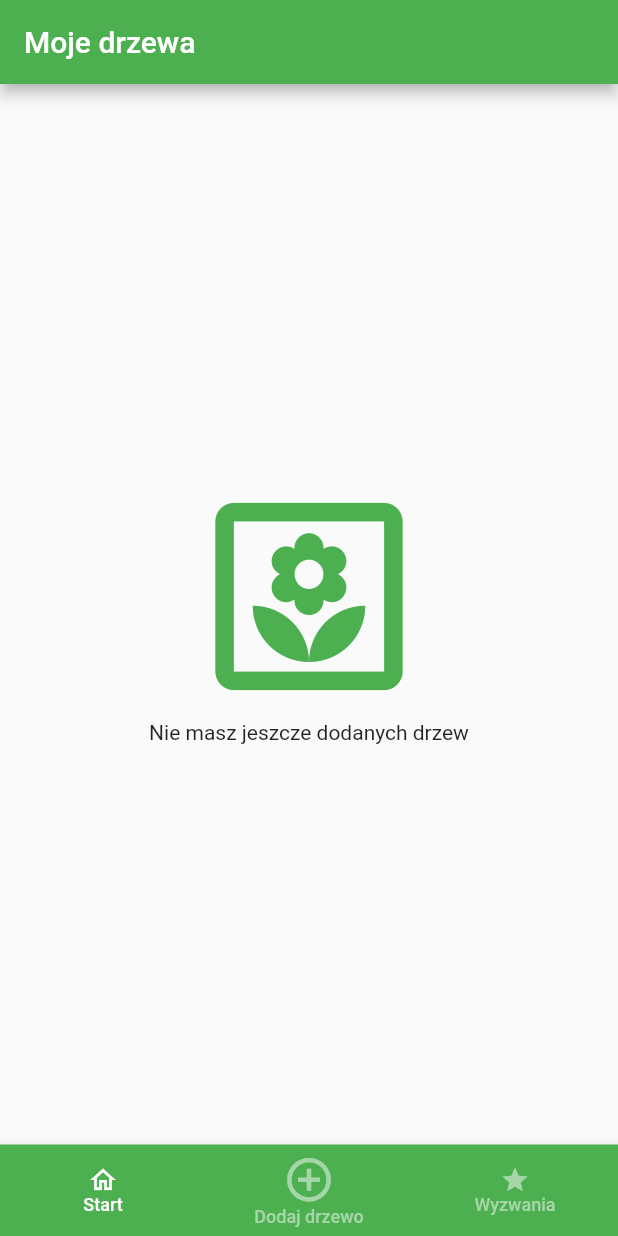
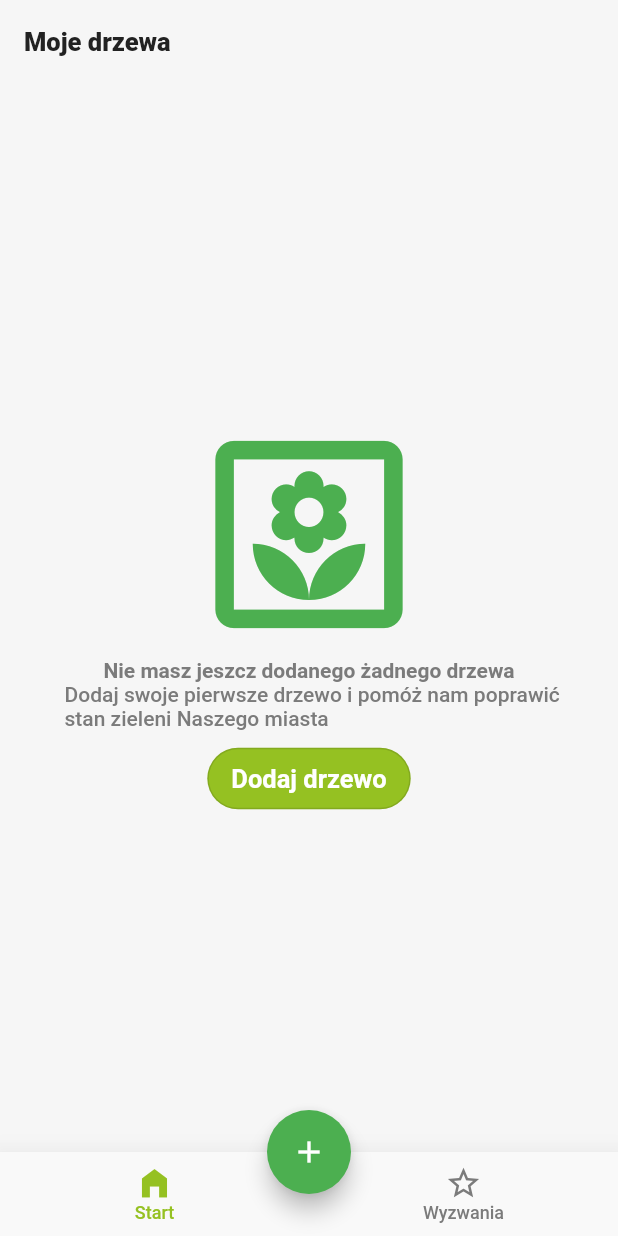
Before and after one commit to ZieloneGliwice/zielone_gliwice_mobile, a Flutter app: the screen it shows after launch, on a phone screen of 412 x 824 dp. Run offline on Flutter 3.47's test engine with Material 2 defaults, Android fonts, the light colour scheme and no system bars; our stand-ins replace get, image_picker; missing offline and left inert: crop_image, dart:ffi; Roboto replaces fonts that are missing (Poppins).

Commit message:
Another draft

```diff
--- a/lib/challenges/challenges_page.dart
+++ b/lib/challenges/challenges_page.dart
@@ -1,4 +1,5 @@
 import 'package:flutter/material.dart';
+import 'package:zielone_gliwice_mobile/ui/styles.dart';
 
 class ChallengesPage extends StatelessWidget {
   const ChallengesPage({super.key});
@@ -10,7 +11,11 @@ class ChallengesPage extends StatelessWidget {
     return Scaffold(
       appBar: AppBar(
         title: const Text('Wyzwania'),
+        titleTextStyle: ApplicationTextStyles.appBarTitleTextStyle,
+        backgroundColor: ApplicationColors.background,
+        elevation: 0.0,
       ),
+      backgroundColor: ApplicationColors.background,
       body: Center(
         child: Column(
           mainAxisSize: MainAxisSize.min,
--- a/lib/landing/landing_page.dart
+++ b/lib/landing/landing_page.dart
@@ -5,56 +5,55 @@ import '../add_tree/add_tree_page.dart';
 import '../camera/camera_page.dart';
 import '../challenges/challenges_page.dart';
 import '../start/start_page.dart';
+import '../ui/styles.dart';
 
 class LandingPage extends GetView<LandingPageController> {
   LandingPage({super.key});
 
   static const String path = '/landing_page';
 
-  final TextStyle unselectedLabelStyle = TextStyle(
-      color: Colors.green.shade200,
+  final TextStyle unselectedLabelStyle = const TextStyle(
+      color: ApplicationColors.gray,
       fontWeight: FontWeight.w500,
       fontSize: 12);
 
-  final TextStyle selectedLabelStyle = const TextStyle(color: Color(0xFF95C122), fontWeight: FontWeight.w500, fontSize: 12);
+  final TextStyle selectedLabelStyle = const TextStyle(color: ApplicationColors.green, fontWeight: FontWeight.w500, fontSize: 12);
+
+  final double iconSize = 25;
 
   Widget _buildBottomNavigationMenu(BuildContext context) {
     return Obx(() => BottomNavigationBar(
+      elevation: 16.0,
       type: BottomNavigationBarType.fixed,
       showUnselectedLabels: true,
       showSelectedLabels: true,
       onTap: controller.changeTabIndex,
       currentIndex: controller.tabIndex.value,
-      backgroundColor: Colors.green,
-      unselectedItemColor: Colors.green.shade200,
-      selectedItemColor: Colors.white,
+      backgroundColor: const Color(0xFFF9F9F9),
+      unselectedItemColor: ApplicationColors.gray,
+      selectedItemColor: ApplicationColors.green,
       unselectedLabelStyle: unselectedLabelStyle,
       selectedLabelStyle: selectedLabelStyle,
       items: <BottomNavigationBarItem>[
         BottomNavigationBarItem(
-          icon: Container(
-            child: const Icon(
-              Icons.home_outlined,
-              size: 20.0,
-            ),
+          icon: Icon(
+            Icons.home_outlined,
+            size: iconSize,
+          ),
+          activeIcon: Icon(
+            Icons.home_filled,
+            size: iconSize,
           ),
           label: 'Start',
         ),
         BottomNavigationBarItem(
-          icon: Container(
-            child: const Icon(
-              Icons.add_circle_outline,
-              size: 35.0,
-            ),
+          icon: Icon(
+            Icons.star_border,
+            size: iconSize,
           ),
-          label: 'Dodaj drzewo',
-        ),
-        BottomNavigationBarItem(
-          icon: Container(
-            child: const Icon(
-              Icons.star,
-              size: 20.0,
-            ),
+          activeIcon: Icon(
+            Icons.star,
+            size: iconSize,
           ),
           label: 'Wyzwania',
         ),
@@ -66,14 +65,19 @@ class LandingPage extends GetView<LandingPageController> {
   Widget build(BuildContext context) {
     return Scaffold(
       bottomNavigationBar: _buildBottomNavigationMenu(context),
+      floatingActionButton: FloatingActionButton(
+        child: const Icon(Icons.add),
+        onPressed: () => Get.toNamed(CameraPage.path),
+      ),
+      floatingActionButtonLocation: FloatingActionButtonLocation.centerDocked,
       body: Obx(() => IndexedStack(
         index: controller.tabIndex.value,
         children: const <Widget>[
           StartPage(),
-          CameraPage(),
           ChallengesPage(),
         ],
-      )),
+      )
+      ),
     );
   }
 }
--- a/lib/main.dart
+++ b/lib/main.dart
@@ -8,6 +8,7 @@ import 'challenges/challenges_page.dart';
 import 'landing/landing_page.dart';
 import 'landing/landing_page_binding.dart';
 import 'start/start_page.dart';
+import 'ui/styles.dart';
 
 void main() {
   runApp(const MyApp());
@@ -23,7 +24,7 @@ class MyApp extends StatelessWidget {
       title: 'Zielone Gliwice',
       theme: ThemeData(
         primarySwatch: Colors.green,
-
+        backgroundColor: ApplicationColors.background
       ),
       getPages: [
         GetPage(name: LandingPage.path, page: () => LandingPage(), binding: LandingPageBind()),
--- a/lib/start/start_page.dart
+++ b/lib/start/start_page.dart
@@ -1,4 +1,8 @@
 import 'package:flutter/material.dart';
+import 'package:get/get.dart';
+
+import '../camera/camera_page.dart';
+import '../ui/styles.dart';
 
 class StartPage extends StatelessWidget {
   const StartPage({super.key});
@@ -10,18 +14,30 @@ class StartPage extends StatelessWidget {
     return Scaffold(
       appBar: AppBar(
         title: const Text('Moje drzewa'),
+        titleTextStyle: ApplicationTextStyles.appBarTitleTextStyle,
+        backgroundColor: ApplicationColors.background,
+        elevation: 0.0,
       ),
+      backgroundColor: ApplicationColors.background,
       body: Center(
         child: Column(
           mainAxisSize: MainAxisSize.min,
-          children: const <Widget>[
-            Icon(
+          children: <Widget>[
+            const Icon(
                 Icons.yard_outlined,
                 color: Colors.green,
                 size: 150.0),
-            SizedBox(height: 8.0,),
-            Text('Nie masz jeszcze dodanych drzew')
-
+            const SizedBox(height: 8.0,),
+            const Padding(
+              padding: EdgeInsets.only(left: 16, right: 16),
+              child: Text('Nie masz jeszcz dodanego żadnego drzewa', style: ApplicationTextStyles.bodyBoldTextStyle),
+            ),
+            const Padding(
+              padding: EdgeInsets.only(left: 43, right: 16),
+              child: Text('Dodaj swoje pierwsze drzewo i pomóż nam poprawić stan zieleni Naszego miasta', style: ApplicationTextStyles.bodyTextStyle),
+            ),
+            const SizedBox(height: 8.0,),
+            ConstrainedBox(constraints: const BoxConstraints(minHeight: 41), child: OutlinedButton(onPressed: () => { Get.toNamed(CameraPage.path)},style: GreenOvalButtonStyle(), child: const Text('Dodaj drzewo'))),
           ],
         ),
       ),
--- a/lib/ui/styles.dart
+++ b/lib/ui/styles.dart
@@ -29,7 +29,11 @@ class BlackOvalButtonStyle extends ButtonStyle {
 
 // TextStyles
 abstract class ApplicationTextStyles {
-  static const TextStyle buttonTextStyle = TextStyle(color: ApplicationColors.white, fontWeight: FontWeight.w600, fontSize: 17.0, height: 22);
+  static const TextStyle buttonTextStyle = TextStyle(color: ApplicationColors.white, fontWeight: FontWeight.w600, fontSize: 17.0);
+  static const TextStyle appBarTitleTextStyle = TextStyle(color: ApplicationColors.black, fontWeight: FontWeight.w800, fontSize: 17.0, fontFamily: 'Poppins');
+  static const TextStyle headerTextStyle = TextStyle(color: ApplicationColors.black, fontWeight: FontWeight.w400, fontSize: 25.0, fontFamily: 'Poppins');
+  static const TextStyle bodyBoldTextStyle = TextStyle(color: ApplicationColors.gray, fontWeight: FontWeight.w700, fontSize: 14, fontFamily: 'Poppins');
+  static const TextStyle bodyTextStyle = TextStyle(color: ApplicationColors.gray, fontWeight: FontWeight.w500, fontSize: 14, fontFamily: 'Poppins');
 }
 
 // Colors
@@ -37,4 +41,6 @@ abstract class ApplicationColors {
   static const Color green = Color(0xFF95C122);
   static const Color white = Color(0xFFFFFFFF);
   static const Color black = Color(0xFF222222);
+  static const Color gray = Color(0xFF7B7B7B);
+  static const Color background = Color(0xFFF6F6F6);
 }
```
